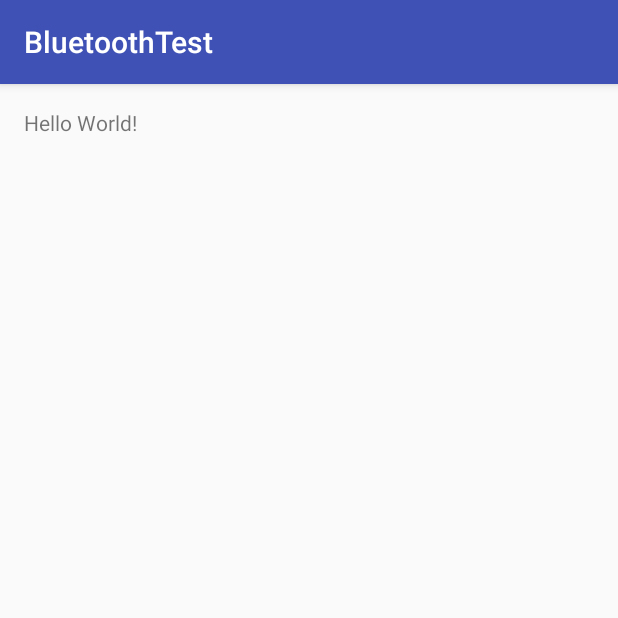
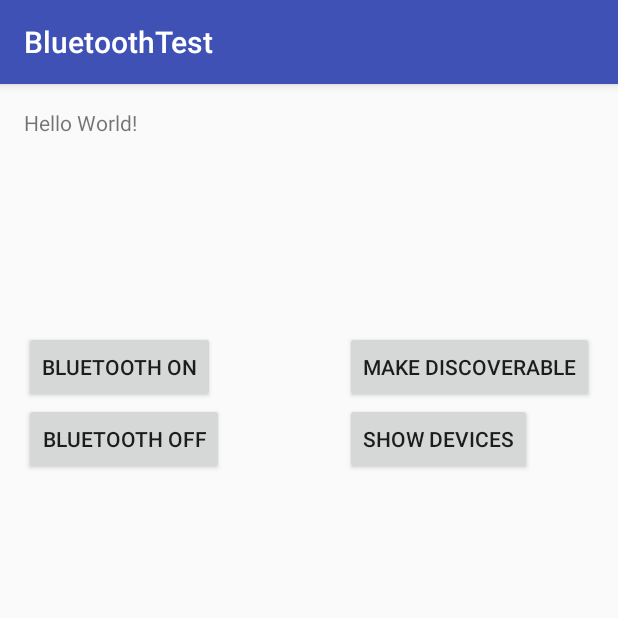
Before and after one commit to SAREC-Lab/DronePhoneApp, an Android app: the screen it shows after launch (MainActivity), on a phone screen of 412 x 824 dp, the top half of it. Run offline under Robolectric (Android 15) with nearby library versions, the phone set to English and light mode, and no system bars.

Commit message:
Basic bluetooth connection code. Can turn on, off, see paired devices, and make discoverable.

```diff
--- a/app/BluetoothTest/app/src/main/java/com/patmyron/bluetoothtest/MainActivity.java
+++ b/app/BluetoothTest/app/src/main/java/com/patmyron/bluetoothtest/MainActivity.java
@@ -1,13 +1,75 @@
 package com.patmyron.bluetoothtest;
 
+import android.bluetooth.BluetoothAdapter;
+import android.bluetooth.BluetoothDevice;
+import android.content.Intent;
 import android.support.v7.app.AppCompatActivity;
 import android.os.Bundle;
+import android.view.View;
+import android.widget.ArrayAdapter;
+import android.widget.Button;
+import android.widget.ListView;
+import android.widget.Toast;
+
+import java.util.ArrayList;
+import java.util.Set;
 
 public class MainActivity extends AppCompatActivity {
+    Button bt_on,bt_off,bt_d;
+    private BluetoothAdapter BA;
+    private Set<BluetoothDevice> pairedDevices;
+    ListView lv;
+
 
     @Override
     protected void onCreate(Bundle savedInstanceState) {
         super.onCreate(savedInstanceState);
         setContentView(R.layout.activity_main);
+
+        BA = BluetoothAdapter.getDefaultAdapter();
+
+        lv = (ListView) findViewById(R.id.listView);
+
+        bt_on = (Button) findViewById(R.id.button_bt_on);
+        bt_off = (Button)findViewById(R.id.button_bt_off);
+        bt_d = (Button)findViewById(R.id.button_bt_d);
+    }
+
+    // turns bluetooth on if not on
+    public void on(View v){
+        if (!BA.isEnabled()) {
+            Intent turnOn = new Intent(BluetoothAdapter.ACTION_REQUEST_ENABLE);
+            startActivityForResult(turnOn, 0);
+            Toast.makeText(getApplicationContext(), "Turned on",Toast.LENGTH_LONG).show();
+        } else {
+            Toast.makeText(getApplicationContext(), "Already on", Toast.LENGTH_LONG).show();
+        }
+    }
+
+    // turns bluetooth off
+    public void off(View v){
+        BA.disable();
+        Toast.makeText(getApplicationContext(), "Turned off" ,Toast.LENGTH_LONG).show();
+    }
+
+    //  makes device visible to bluetooth
+    public  void visible(View v){
+        Intent getVisible = new Intent(BluetoothAdapter.ACTION_REQUEST_DISCOVERABLE);
+        startActivityForResult(getVisible, 0);
+        BA.startDiscovery();
+    }
+
+    // lists paired devices
+    public void list(View v){
+        pairedDevices = BA.getBondedDevices();
+
+        ArrayList list = new ArrayList();
+
+        for(BluetoothDevice bt : pairedDevices) list.add(bt.getName());
+        Toast.makeText(getApplicationContext(), "Showing Paired Devices",Toast.LENGTH_SHORT).show();
+
+        final ArrayAdapter adapter = new  ArrayAdapter(this,android.R.layout.simple_list_item_1, list);
+
+        lv.setAdapter(adapter);
     }
 }
--- a/app/BluetoothTest/app/src/main/res/layout/activity_main.xml
+++ b/app/BluetoothTest/app/src/main/res/layout/activity_main.xml
@@ -12,5 +12,55 @@
     <TextView
         android:layout_width="wrap_content"
         android:layout_height="wrap_content"
-        android:text="Hello World!" />
+        android:text="Hello World!"
+        android:id="@+id/textview"/>
+
+    <Button
+        android:text="Bluetooth Off"
+        android:layout_width="wrap_content"
+        android:layout_height="wrap_content"
+        android:id="@+id/button_bt_off"
+        android:layout_below="@+id/button_bt_on"
+        android:layout_alignParentStart="true"
+        android:onClick="off"/>
+
+
+    <Button
+        android:text="Make Discoverable"
+        android:layout_width="wrap_content"
+        android:layout_height="wrap_content"
+        android:layout_alignTop="@+id/button_bt_on"
+        android:layout_alignParentEnd="true"
+        android:id="@+id/button_bt_d"
+        android:onClick="visible"/>
+
+
+    <Button
+        android:text="Bluetooth On"
+        android:layout_width="wrap_content"
+        android:layout_height="wrap_content"
+        android:id="@+id/button_bt_on"
+        android:layout_below="@+id/textview"
+        android:layout_alignParentStart="true"
+        android:layout_marginTop="129dp"
+        android:onClick="on"/>
+
+    <Button
+        android:text="Show Devices"
+        android:layout_width="wrap_content"
+        android:layout_height="wrap_content"
+        android:layout_below="@+id/button_bt_d"
+        android:layout_alignStart="@+id/button_bt_d"
+        android:id="@+id/button_show_devices"
+        android:onClick="list"/>
+
+
+    <ListView
+        android:layout_width="match_parent"
+        android:layout_height="match_parent"
+        android:id="@+id/listView"
+        android:layout_below="@+id/button_bt_off"
+        android:layout_alignParentStart="true" />
+
+
 </RelativeLayout>
--- a/app/BluetoothTest/build.gradle
+++ b/app/BluetoothTest/build.gradle
@@ -5,7 +5,7 @@ buildscript {
         jcenter()
     }
     dependencies {
-        classpath 'com.android.tools.build:gradle:2.1.3'
+        classpath 'com.android.tools.build:gradle:2.2.0'
 
         // NOTE: Do not place your application dependencies here; they belong
         // in the individual module build.gradle files
```
